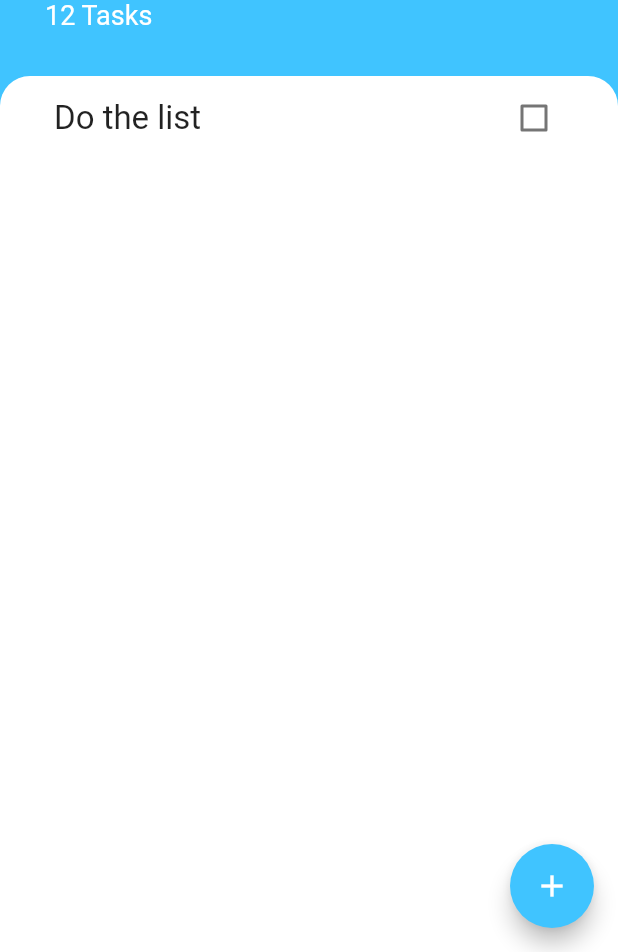
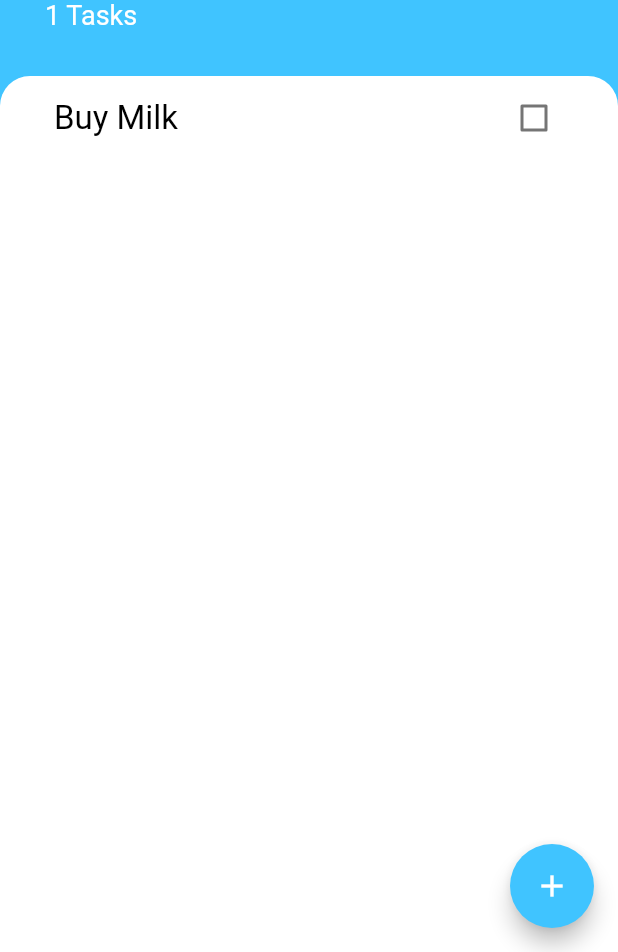
Before and after one commit to pcutter1/todoey_flutter, a Flutter app: the screen it shows after launch, on a phone screen of 412 x 824 dp, the part 284-1236 px from its top. Run offline on Flutter 3.47's test engine with Material 2 defaults, Android fonts, the phone set to English and light mode, and no system bars.

Commit message:
basic implementation - needs refactoring

```diff
--- /dev/null
+++ b/lib/models/task.dart
@@ -0,0 +1,11 @@
+class Task {
+  final String name;
+  bool isDone;
+
+  Task({this.name, this.isDone = false});
+
+  void toggleDone() {
+    isDone = !isDone;
+  }
+
+}
--- a/lib/screens/task_screen.dart
+++ b/lib/screens/task_screen.dart
@@ -1,7 +1,18 @@
 import 'package:flutter/material.dart';
+import 'package:todoey_flutter/models/task.dart';
 import 'package:todoey_flutter/screens/add_task_screen.dart';
+import 'package:todoey_flutter/widgets/tasks_list.dart';
 
-class TasksScreen extends StatelessWidget {
+class TasksScreen extends StatefulWidget {
+
+  @override
+  _TasksScreenState createState() => _TasksScreenState();
+}
+
+class _TasksScreenState extends State<TasksScreen> {
+  List<Task> tasks = [
+    Task(name: 'Buy Milk')
+  ];
 
   @override
   Widget build(BuildContext context) {
@@ -16,7 +27,12 @@ class TasksScreen extends StatelessWidget {
           showModalBottomSheet(context: context, builder: (BuildContext context) => SingleChildScrollView(
               child: Container(
                   padding: EdgeInsets.only(bottom: MediaQuery.of(context).viewInsets.bottom),
-                  child: AddTaskScreen()
+                  child: AddTaskScreen(addTaskCallback: (taskText) {
+                    setState(() {
+                      tasks.add(Task(name: taskText));
+                      Navigator.pop(context);
+                    });
+                  },)
               ),
           ),
           );
@@ -52,7 +68,7 @@ class TasksScreen extends StatelessWidget {
                   ),
                 ),
                 Text(
-                  '12 Tasks',
+                  '${tasks.length} Tasks',
                   style: TextStyle(
                     color: Colors.white,
                     fontSize: 18,
@@ -71,7 +87,7 @@ class TasksScreen extends StatelessWidget {
                   topRight: Radius.circular(20),
                 ),
               ),
-              child: TasksList(),
+              child: TasksList(tasks: tasks,)
             ),
           ),
         ],
@@ -79,49 +95,3 @@ class TasksScreen extends StatelessWidget {
     );
   }
 }
-
-class TasksList extends StatelessWidget {
-  const TasksList({
-    Key key,
-  }) : super(key: key);
-
-  @override
-  Widget build(BuildContext context) {
-    return ListView(
-      children: <Widget>[
-        TaskTile()
-      ],
-    );
-  }
-}
-
-class TaskTile extends StatefulWidget {
-
-  @override
-  _TaskTileState createState() => _TaskTileState();
-}
-
-class _TaskTileState extends State<TaskTile> {
-  bool isChecked = false;
-
-  @override
-  Widget build(BuildContext context) {
-    return CheckboxListTile(
-        title: Text(
-          'Do the list',
-          style: TextStyle(
-            fontSize: 22,
-            decoration: isChecked ? TextDecoration.lineThrough : TextDecoration.none,
-          ),
-        ),
-        activeColor: Colors.lightBlueAccent,
-        controlAffinity: ListTileControlAffinity.trailing,
-        value: isChecked,
-        onChanged: (newValue) {
-          setState(() {
-            isChecked = newValue;
-          });
-        }
-    );
-  }
-}
--- a/lib/widgets/tasks_list.dart
+++ b/lib/widgets/tasks_list.dart
@@ -1,17 +1,33 @@
 import 'package:flutter/material.dart';
+import 'package:todoey_flutter/models/task.dart';
 import 'package:todoey_flutter/widgets/tasks_tile.dart';
 
-class TasksList extends StatelessWidget {
-  const TasksList({
-    Key key,
-  }) : super(key: key);
+class TasksList extends StatefulWidget {
+
+ final List<Task> tasks;
+
+ TasksList({this.tasks});
+
+  @override
+  _TasksListState createState() => _TasksListState();
+}
+
+class _TasksListState extends State<TasksList> {
 
   @override
   Widget build(BuildContext context) {
-    return ListView(
-      children: <Widget>[
-        TaskTile()
-      ],
+    return ListView.builder(itemBuilder: (context, index) {
+      return TaskTile(
+          taskTitle: widget.tasks[index].name,
+          isChecked: widget.tasks[index].isDone,
+          checkboxCallback: (checkboxState) {
+            setState(() {
+              widget.tasks[index].toggleDone();
+            });
+        },
+      );
+    },
+    itemCount: widget.tasks.length,
     );
   }
 }
--- a/lib/widgets/tasks_tile.dart
+++ b/lib/widgets/tasks_tile.dart
@@ -1,22 +1,27 @@
 import 'package:flutter/material.dart';
 
 class TaskTile extends StatelessWidget {
-  const TaskTile({
-    Key key,
-  }) : super(key: key);
+  final bool isChecked;
+  final String taskTitle;
+  final Function checkboxCallback;
+
+  TaskTile({this.isChecked, this.taskTitle, this.checkboxCallback});
 
   @override
   Widget build(BuildContext context) {
     return CheckboxListTile(
         title: Text(
-          'Do the list',
+          taskTitle,
           style: TextStyle(
             color: Colors.black,
+            decoration: isChecked ? TextDecoration.lineThrough : TextDecoration.none,
             fontSize: 22,
           ),
         ),
         controlAffinity: ListTileControlAffinity.trailing,
-        value: false,
-        onChanged: null);
+        activeColor: Colors.lightBlueAccent,
+        value: isChecked,
+        onChanged: checkboxCallback,
+    );
   }
 }
--- a/pubspec.yaml
+++ b/pubspec.yaml
@@ -28,6 +28,7 @@ dependencies:
   # The following adds the Cupertino Icons font to your application.
   # Use with the CupertinoIcons class for iOS style icons.
   cupertino_icons: ^1.0.0
+  provider: ^4.3.3
 
 dev_dependencies:
   flutter_test:
```
Also changed, not shown: lib/screens/add_task_screen.dart (+14 -1 lines), pubspec.lock.
